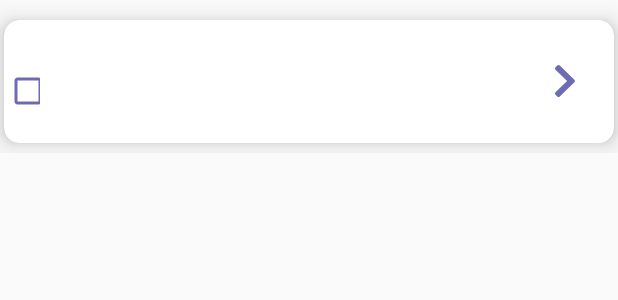
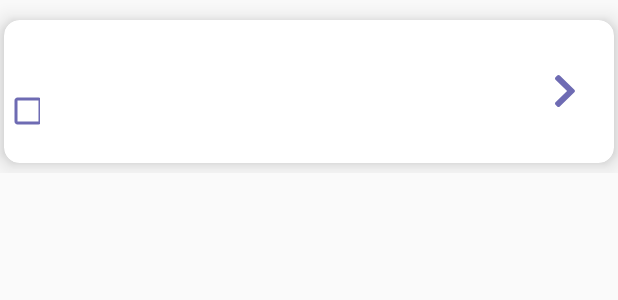
Before and after one commit to pardhaNFC/calmscient, an Android app built with Jetpack Compose: the layout medications_item_card_view.xml on its own in the app's theme, with its tools: preview values and no code run, on a phone screen of 412 x 824 dp. Shown: the top 300 px of the screen. Run offline under Robolectric (Android 15) with nearby library versions, the phone set to English and light mode, and no system bars.

Commit message:
UI bug fixes

```diff
--- a/app/src/main/res/layout/medications_item_card_view.xml
+++ b/app/src/main/res/layout/medications_item_card_view.xml
@@ -1,28 +1,29 @@
 <?xml version="1.0" encoding="utf-8"?>
 <LinearLayout xmlns:android="http://schemas.android.com/apk/res/android"
+    xmlns:app="http://schemas.android.com/apk/res-auto"
     android:layout_width="match_parent"
-    android:layout_height="wrap_content"
-    xmlns:app="http://schemas.android.com/apk/res-auto">
+    android:layout_height="wrap_content">
 
     <androidx.cardview.widget.CardView
         android:id="@+id/item_card_view"
         android:layout_width="match_parent"
         android:layout_height="wrap_content"
+        android:layout_marginHorizontal="@dimen/_2sdp"
         android:layout_marginTop="@dimen/_10sdp"
         android:layout_marginBottom="@dimen/_5sdp"
-        android:layout_marginHorizontal="@dimen/_2sdp"
+        android:clickable="true"
+        android:clipChildren="false"
+        android:clipToPadding="false"
+        android:divider="@android:color/transparent"
         app:cardCornerRadius="@dimen/_8sdp"
-        android:divider="@android:color/transparent"
-        android:clipToPadding="false"
-        android:clipChildren="false"
         app:cardElevation="10dp"
-        app:cardPreventCornerOverlap="false"
-        android:clickable="true">
+        app:cardPreventCornerOverlap="false">
 
         <LinearLayout
-            android:layout_marginTop="@dimen/_10sdp"
             android:layout_width="match_parent"
             android:layout_height="match_parent"
+            android:layout_marginTop="@dimen/_10sdp"
+            android:layout_gravity="center"
             android:orientation="horizontal"
             android:weightSum="4">
 
@@ -32,7 +33,7 @@
                 android:layout_height="wrap_content"
                 android:layout_gravity="center"
                 android:layout_weight="1"
-                android:buttonTint="@drawable/checkbox_color_selector"/>
+                android:buttonTint="@drawable/checkbox_color_selector" />
 
             <LinearLayout
                 android:layout_width="match_parent"
@@ -45,10 +46,10 @@
                     android:layout_height="wrap_content"
                     android:layout_weight="1"
                     android:gravity="center"
+                    android:textAlignment="center"
                     android:textColor="@color/black"
-                    android:textAlignment="center"
                     android:textSize="20sp"
-                    android:textStyle="bold"/>
+                    android:textStyle="bold" />
 
                 <TextView
                     android:id="@+id/dosageTextView"
@@ -59,11 +60,12 @@
                     android:textAlignment="center"
                     android:textColor="@color/purple_100"
                     android:textSize="16dp"
-                    android:textStyle="bold"/>
+                    android:textStyle="bold" />
 
                 <LinearLayout
                     android:layout_width="wrap_content"
                     android:layout_height="wrap_content"
+                    android:layout_marginBottom="@dimen/_10sdp"
                     android:orientation="horizontal"
                     android:weightSum="2">
 
@@ -78,7 +80,7 @@
                             android:id="@+id/imageViewSun"
                             android:layout_width="wrap_content"
                             android:layout_height="wrap_content"
-                            android:layout_weight="1"/>
+                            android:layout_weight="1" />
 
                         <TextView
                             android:id="@+id/timeMorningTextView"
@@ -86,9 +88,9 @@
                             android:layout_height="wrap_content"
                             android:layout_weight="1"
                             android:gravity="center"
+                            android:textAlignment="center"
                             android:textColor="@color/black"
-                            android:textAlignment="center"
-                            android:textSize="14dp"/>
+                            android:textSize="14dp" />
                     </LinearLayout>
 
                     <LinearLayout
@@ -103,7 +105,7 @@
                             android:id="@+id/imageViewMoon"
                             android:layout_width="wrap_content"
                             android:layout_height="wrap_content"
-                            android:layout_weight="1"/>
+                            android:layout_weight="1" />
 
                         <TextView
                             android:id="@+id/timeEveningTextView"
@@ -111,9 +113,9 @@
                             android:layout_height="wrap_content"
                             android:layout_weight="1"
                             android:gravity="center"
+                            android:textAlignment="center"
                             android:textColor="@color/black"
-                            android:textAlignment="center"
-                            android:textSize="14dp"/>
+                            android:textSize="14dp" />
                     </LinearLayout>
                 </LinearLayout>
             </LinearLayout>
@@ -127,14 +129,15 @@
                  android:layout_centerInParent="true"
                  android:src="@drawable/ic_next"/>-->
         </LinearLayout>
+
         <ImageView
             android:id="@+id/img_arrow"
             android:layout_width="wrap_content"
             android:layout_height="wrap_content"
+            android:layout_centerInParent="true"
             android:layout_gravity="end|center"
-            android:layout_centerInParent="true"
             android:layout_marginRight="@dimen/_20sdp"
-            android:background="@drawable/ic_next"/>
+            android:background="@drawable/ic_next" />
     </androidx.cardview.widget.CardView>
 
 
```
Lines whose indentation alone changed are shown as unchanged.
